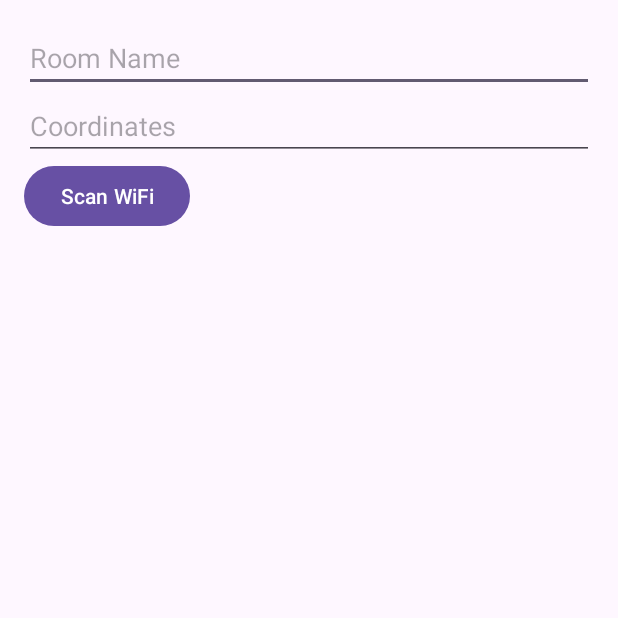
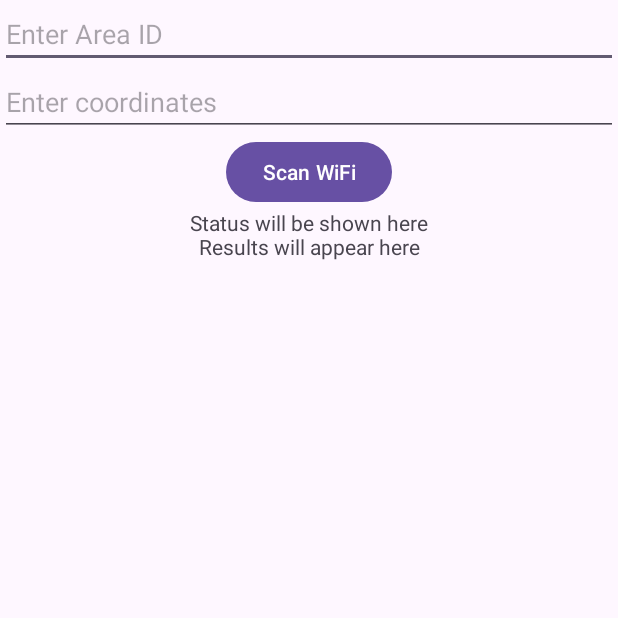
Before and after one commit to caterinabruchi9/MSSS-Project, an Android app: the screen it shows after launch (MainActivity), on a phone screen of 412 x 824 dp, the top half of it. Run offline under Robolectric (Android 15) with nearby library versions, the phone set to English and light mode, and no system bars.

Commit message:
MainActivity & WifiScanner

```diff
--- a/Fingerprinting Application/app/src/main/java/it/unipi/dii/fingerprintingapplication/MainActivity.kt
+++ b/Fingerprinting Application/app/src/main/java/it/unipi/dii/fingerprintingapplication/MainActivity.kt
@@ -1,20 +1,84 @@
 package it.unipi.dii.fingerprintingapplication
 
+import android.Manifest
+import android.content.pm.PackageManager
 import android.os.Bundle
-import androidx.activity.enableEdgeToEdge
+import android.widget.Button
+import android.widget.EditText
+import android.widget.TextView
 import androidx.appcompat.app.AppCompatActivity
-import androidx.core.view.ViewCompat
-import androidx.core.view.WindowInsetsCompat
+import androidx.core.app.ActivityCompat
+import androidx.core.content.ContextCompat
+import androidx.lifecycle.Observer
+import it.unipi.dii.fingerprintingapplication.R
+class MainActivity : AppCompatActivity() {
+    companion object {
+        const val LOCATION_PERMISSION_REQUEST_CODE = 100
+    }
 
-class MainActivity : AppCompatActivity() {
+    private lateinit var wifiScanner: WifiScanner
+    private lateinit var textViewResults: TextView
+    private lateinit var editTextIdArea: EditText
+    private lateinit var editTextCoordinates: EditText
+    private lateinit var buttonScan: Button
+    private lateinit var textViewStatus: TextView
+
     override fun onCreate(savedInstanceState: Bundle?) {
         super.onCreate(savedInstanceState)
-        enableEdgeToEdge()
         setContentView(R.layout.activity_main)
-        ViewCompat.setOnApplyWindowInsetsListener(findViewById(R.id.main)) { v, insets ->
-            val systemBars = insets.getInsets(WindowInsetsCompat.Type.systemBars())
-            v.setPadding(systemBars.left, systemBars.top, systemBars.right, systemBars.bottom)
-            insets
+
+        wifiScanner = WifiScanner(this)
+        textViewResults = findViewById(R.id.textViewResults)
+        textViewStatus = findViewById(R.id.textViewStatus)
+        editTextIdArea= findViewById(R.id.editTextIdArea)
+        editTextCoordinates = findViewById(R.id.editTextCoordinates)
+        buttonScan = findViewById(R.id.buttonScan)
+
+        wifiScanner.wifiScanResults.observe(this, Observer { results ->
+            val resultText = results.joinToString("\n") { "${it.SSID}, ${it.level}dBm, ${it.frequency}MHz" }
+            textViewResults.text = resultText
+            textViewStatus.text = "Scan completato"
+            buttonScan.isEnabled = true
+        })
+
+        buttonScan.setOnClickListener {
+            if (checkLocationPermission()) {
+                textViewStatus.text = "Scan in corso..."
+                buttonScan.isEnabled = false
+               // wifiScanner.startScan()
+                wifiScanner.toggleWifi()
+                wifiScanner.startScanDelayed()
+            } else {
+                ActivityCompat.requestPermissions(
+                    this,
+                    arrayOf(Manifest.permission.ACCESS_FINE_LOCATION),
+                    LOCATION_PERMISSION_REQUEST_CODE
+                )
+            }
         }
     }
+
+    private fun checkLocationPermission(): Boolean {
+        return ContextCompat.checkSelfPermission(this, Manifest.permission.ACCESS_FINE_LOCATION) == PackageManager.PERMISSION_GRANTED
+    }
+
+    override fun onRequestPermissionsResult(requestCode: Int, permissions: Array<out String>, grantResults: IntArray) {
+        super.onRequestPermissionsResult(requestCode, permissions, grantResults)
+        if (requestCode == LOCATION_PERMISSION_REQUEST_CODE) {
+            if (grantResults.isNotEmpty() && grantResults[0] == PackageManager.PERMISSION_GRANTED) {
+                textViewStatus.text = "Scan in corso..."
+                buttonScan.isEnabled = false
+                // Permission was granted, resume the scan.
+                wifiScanner.startScan()
+            } else {
+                // Permission denied, disable the functionality that depends on this permission.
+                textViewResults.text = "Permission denied. Cannot perform WiFi scan."
+            }
+        }
+    }
+
+    override fun onDestroy() {
+        super.onDestroy()
+        wifiScanner.unregisterReceiver() // Unregister receiver to avoid memory leaks
+    }
 }
--- a/Fingerprinting Application/app/src/main/java/it/unipi/dii/fingerprintingapplication/WifiScanner.kt
+++ b/Fingerprinting Application/app/src/main/java/it/unipi/dii/fingerprintingapplication/WifiScanner.kt
@@ -1,4 +1,68 @@
 package it.unipi.dii.fingerprintingapplication
 
-class WifiScanner {
+import android.content.BroadcastReceiver
+import android.content.Context
+import android.content.Intent
+import android.content.IntentFilter
+import android.net.wifi.ScanResult
+import android.net.wifi.WifiManager
+import androidx.lifecycle.LiveData
+import androidx.lifecycle.MutableLiveData
+import android.Manifest
+import android.content.pm.PackageManager
+import androidx.core.content.ContextCompat
+import android.os.Handler
+import android.os.Looper
+
+class WifiScanner(private val context: Context) {
+    private var wifiManager: WifiManager = context.applicationContext.getSystemService(Context.WIFI_SERVICE) as WifiManager
+    private val _wifiScanResults = MutableLiveData<List<ScanResult>>()
+    val wifiScanResults: LiveData<List<ScanResult>> = _wifiScanResults
+
+    private val wifiScanReceiver = object : BroadcastReceiver() {
+        override fun onReceive(c: Context, intent: Intent) {
+            if (WifiManager.SCAN_RESULTS_AVAILABLE_ACTION == intent.action) {
+                _wifiScanResults.value = wifiManager.scanResults
+            }
+        }
+    }
+
+    init {
+        val intentFilter = IntentFilter()
+        intentFilter.addAction(WifiManager.SCAN_RESULTS_AVAILABLE_ACTION)
+        context.registerReceiver(wifiScanReceiver, intentFilter)
+    }
+
+    fun startScan(): Boolean {
+        if (checkLocationPermission()) {
+            wifiManager.startScan()
+            return true
+        } else {
+            return false
+        }
+    }
+    fun toggleWifi() {
+        // Disattiva il Wi-Fi
+        wifiManager.isWifiEnabled = false
+        Handler(Looper.getMainLooper()).postDelayed({
+            // Riattiva il Wi-Fi
+            wifiManager.isWifiEnabled = true
+        }, 1000) // Attendi un secondo prima di riattivare il Wi-Fi
+    }
+
+    fun startScanDelayed() {
+        Handler(Looper.getMainLooper()).postDelayed({
+            // Avvia la scansione dopo che il Wi-Fi è stato riabilitato
+            if (checkLocationPermission()) {
+                wifiManager.startScan()
+            }
+        }, 1000) // Attendi un secondo dopo che il Wi-Fi è stato riattivato
+    }
+    private fun checkLocationPermission(): Boolean {
+        return ContextCompat.checkSelfPermission(context, Manifest.permission.ACCESS_FINE_LOCATION) == PackageManager.PERMISSION_GRANTED
+    }
+
+    fun unregisterReceiver() {
+        context.unregisterReceiver(wifiScanReceiver)
+    }
 }
--- a/Fingerprinting Application/app/src/main/res/layout/activity_main.xml
+++ b/Fingerprinting Application/app/src/main/res/layout/activity_main.xml
@@ -1,32 +1,67 @@
 <?xml version="1.0" encoding="utf-8"?>
-<LinearLayout
-    xmlns:android="http://schemas.android.com/apk/res/android"
+<androidx.constraintlayout.widget.ConstraintLayout xmlns:android="http://schemas.android.com/apk/res/android"
+    xmlns:app="http://schemas.android.com/apk/res-auto"
+    xmlns:tools="http://schemas.android.com/tools"
+    android:id="@+id/main"
     android:layout_width="match_parent"
     android:layout_height="match_parent"
-    android:orientation="vertical"
-    android:padding="16dp">
+    tools:context=".MainActivity">
 
     <EditText
-        android:id="@+id/editTextRoom"
-        android:layout_width="match_parent"
+        android:id="@+id/editTextIdArea"
+        android:layout_width="0dp"
         android:layout_height="wrap_content"
-        android:hint="Room Name" />
+        android:hint="Enter Area ID"
+        app:layout_constraintTop_toTopOf="parent"
+        app:layout_constraintStart_toStartOf="parent"
+        app:layout_constraintEnd_toEndOf="parent"
+        app:layout_constraintHorizontal_bias="0.5"
+        app:layout_constraintVertical_bias="0.1" />
 
     <EditText
         android:id="@+id/editTextCoordinates"
-        android:layout_width="match_parent"
+        android:layout_width="0dp"
         android:layout_height="wrap_content"
-        android:hint="Coordinates" />
+        android:hint="Enter coordinates"
+        app:layout_constraintTop_toBottomOf="@id/editTextIdArea"
+        app:layout_constraintStart_toStartOf="parent"
+        app:layout_constraintEnd_toEndOf="parent"
+        app:layout_constraintHorizontal_bias="0.5"
+        app:layout_constraintVertical_bias="0.1" />
 
     <Button
         android:id="@+id/buttonScan"
         android:layout_width="wrap_content"
         android:layout_height="wrap_content"
-        android:text="Scan WiFi" />
+        android:text="Scan WiFi"
+        app:layout_constraintTop_toBottomOf="@id/editTextCoordinates"
+        app:layout_constraintStart_toStartOf="parent"
+        app:layout_constraintEnd_toEndOf="parent"
+        app:layout_constraintHorizontal_bias="0.5"
+        app:layout_constraintVertical_bias="0.1" />
+
+    <TextView
+        android:id="@+id/textViewStatus"
+        android:layout_width="wrap_content"
+        android:layout_height="wrap_content"
+        android:text="Status will be shown here"
+        app:layout_constraintTop_toBottomOf="@id/buttonScan"
+        app:layout_constraintStart_toStartOf="parent"
+        app:layout_constraintEnd_toEndOf="parent"
+        app:layout_constraintHorizontal_bias="0.5"
+        app:layout_constraintVertical_bias="0.1"/>
 
     <TextView
         android:id="@+id/textViewResults"
-        android:layout_width="match_parent"
-        android:layout_height="wrap_content"
-        android:textSize="16sp" />
-</LinearLayout>
+        android:layout_width="0dp"
+        android:layout_height="0dp"
+        android:text="Results will appear here"
+        app:layout_constraintTop_toBottomOf="@id/buttonScan"
+        app:layout_constraintBottom_toBottomOf="parent"
+        app:layout_constraintStart_toStartOf="parent"
+        app:layout_constraintEnd_toEndOf="parent"
+        app:layout_constraintVertical_bias="0.05"
+        android:padding="16dp"
+        android:textAlignment="center" />
+
+</androidx.constraintlayout.widget.ConstraintLayout>
```
